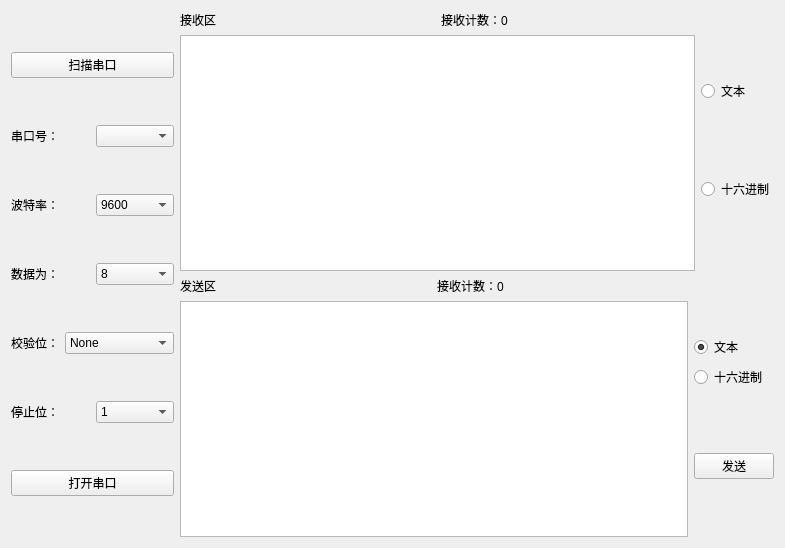
Qt form serialform.ui (BedTang/LAProject) before a commit.
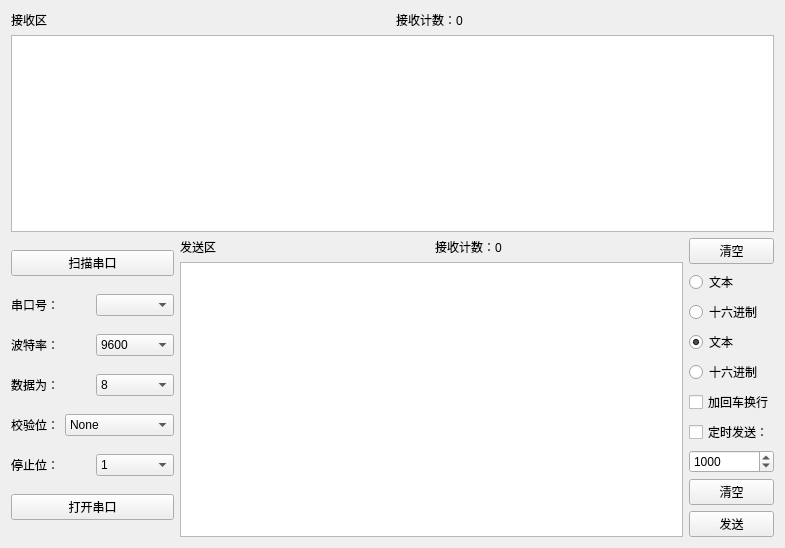
The same form after that commit.

Patch:
```diff
--- a/serialform.ui
+++ b/serialform.ui
@@ -15,6 +15,40 @@
   </property>
   <layout class="QGridLayout" name="gridLayout">
    <item row="0" column="0">
+    <layout class="QVBoxLayout" name="verticalLayout_11">
+     <item>
+      <layout class="QHBoxLayout" name="horizontalLayout_9">
+       <item>
+        <layout class="QVBoxLayout" name="verticalLayout_7">
+         <item>
+          <layout class="QHBoxLayout" name="horizontalLayout_7">
+           <item>
+            <widget class="QLabel" name="label_6">
+             <property name="text">
+              <string>接收区</string>
+             </property>
+            </widget>
+           </item>
+           <item>
+            <widget class="QLabel" name="label_8">
+             <property name="text">
+              <string>接收计数：0</string>
+             </property>
+            </widget>
+           </item>
+          </layout>
+         </item>
+         <item>
+          <widget class="QTextEdit" name="receiveEdit"/>
+         </item>
+        </layout>
+       </item>
+       <item>
+        <layout class="QVBoxLayout" name="verticalLayout_5"/>
+       </item>
+      </layout>
+     </item>
+     <item>
     <layout class="QHBoxLayout" name="horizontalLayout_10">
      <item>
       <layout class="QVBoxLayout" name="verticalLayout">
@@ -215,67 +249,9 @@
       </layout>
      </item>
      <item>
-      <layout class="QVBoxLayout" name="verticalLayout_7">
+        <layout class="QHBoxLayout" name="horizontalLayout_8">
        <item>
-        <layout class="QHBoxLayout" name="horizontalLayout_9" stretch="7,1">
-         <property name="sizeConstraint">
-          <enum>QLayout::SetNoConstraint</enum>
-         </property>
-         <item>
-          <layout class="QVBoxLayout" name="verticalLayout_5">
-           <item>
-            <layout class="QHBoxLayout" name="horizontalLayout_7">
-             <item>
-              <widget class="QLabel" name="label_6">
-               <property name="text">
-                <string>接收区</string>
-               </property>
-              </widget>
-             </item>
-             <item>
-              <widget class="QLabel" name="label_8">
-               <property name="text">
-                <string>接收计数：0</string>
-               </property>
-              </widget>
-             </item>
-            </layout>
-           </item>
-           <item>
-            <widget class="QTextEdit" name="receiveEdit"/>
-           </item>
-          </layout>
-         </item>
-         <item>
-          <layout class="QVBoxLayout" name="verticalLayout_4" stretch="0,0">
-           <item>
-            <widget class="QRadioButton" name="textReceiveRadioBtn">
-             <property name="text">
-              <string>文本</string>
-             </property>
-             <property name="checked">
-              <bool>true</bool>
-             </property>
-            </widget>
-           </item>
-           <item>
-            <widget class="QRadioButton" name="hexReceiveRadioBtn">
-             <property name="text">
-              <string>十六进制</string>
-             </property>
-            </widget>
-           </item>
-          </layout>
-         </item>
-        </layout>
-       </item>
-       <item>
-        <layout class="QHBoxLayout" name="horizontalLayout_8" stretch="7,1">
-         <property name="sizeConstraint">
-          <enum>QLayout::SetMinimumSize</enum>
-         </property>
-         <item>
-          <layout class="QVBoxLayout" name="verticalLayout_6">
+          <layout class="QVBoxLayout" name="verticalLayout_9">
            <item>
             <layout class="QHBoxLayout" name="horizontalLayout_6">
              <item>
@@ -300,10 +276,47 @@
           </layout>
          </item>
          <item>
+          <layout class="QVBoxLayout" name="verticalLayout_8">
+           <item>
+            <layout class="QVBoxLayout" name="verticalLayout_10">
+             <item>
+              <widget class="QPushButton" name="pushButton">
+               <property name="text">
+                <string>清空</string>
+               </property>
+              </widget>
+             </item>
+             <item>
+              <layout class="QVBoxLayout" name="verticalLayout_4">
+               <item>
+                <widget class="QRadioButton" name="textReceiveRadioBtn">
+                 <property name="text">
+                  <string>文本</string>
+                 </property>
+                 <property name="autoExclusive">
+                  <bool>true</bool>
+                 </property>
+                </widget>
+               </item>
+               <item>
+                <widget class="QRadioButton" name="hexReceiveRadioBtn">
+                 <property name="text">
+                  <string>十六进制</string>
+                 </property>
+                 <property name="autoExclusive">
+                  <bool>true</bool>
+                 </property>
+                </widget>
+               </item>
+              </layout>
+             </item>
+            </layout>
+           </item>
+           <item>
+            <layout class="QVBoxLayout" name="verticalLayout_6">
+             <item>
           <layout class="QVBoxLayout" name="verticalLayout_3">
            <item>
-            <layout class="QVBoxLayout" name="verticalLayout_2">
-             <item>
               <widget class="QRadioButton" name="textSendRadioBtn">
                <property name="text">
                 <string>文本</string>
@@ -318,16 +331,59 @@
                <property name="text">
                 <string>十六进制</string>
                </property>
-              </widget>
-             </item>
-            </layout>
-           </item>
+                 <property name="autoRepeat">
+                  <bool>false</bool>
+                 </property>
+                 <property name="autoExclusive">
+                  <bool>true</bool>
+                 </property>
+                </widget>
+               </item>
+               <item>
+                <widget class="QCheckBox" name="checkBox">
+                 <property name="text">
+                  <string>加回车换行</string>
+                 </property>
+                </widget>
+               </item>
+              </layout>
+             </item>
+             <item>
+              <layout class="QVBoxLayout" name="verticalLayout_2">
+               <item>
+                <widget class="QCheckBox" name="checkBox_2">
+                 <property name="text">
+                  <string>定时发送：</string>
+                 </property>
+                </widget>
+               </item>
+               <item>
+                <widget class="QSpinBox" name="spinBox">
+                 <property name="maximum">
+                  <number>99999</number>
+                 </property>
+                 <property name="value">
+                  <number>1000</number>
+                 </property>
+                </widget>
+               </item>
+              </layout>
+             </item>
+             <item>
+              <widget class="QPushButton" name="pushButton_2">
+               <property name="text">
+                <string>清空</string>
+               </property>
+              </widget>
+             </item>
            <item>
             <widget class="QPushButton" name="dataSendBtn">
              <property name="text">
               <string>发送</string>
              </property>
             </widget>
+             </item>
+            </layout>
            </item>
           </layout>
          </item>
```
Left out of the diff: 6 changed lines with no effect on the pictures. Lines whose indentation alone changed are shown as unchanged.
